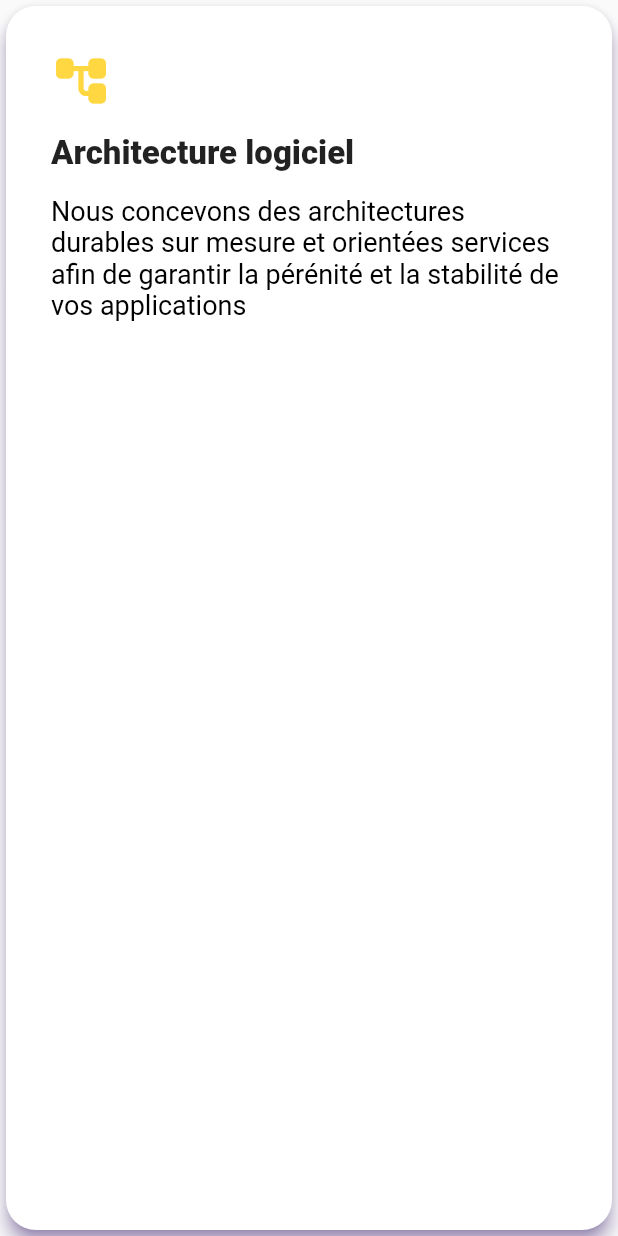
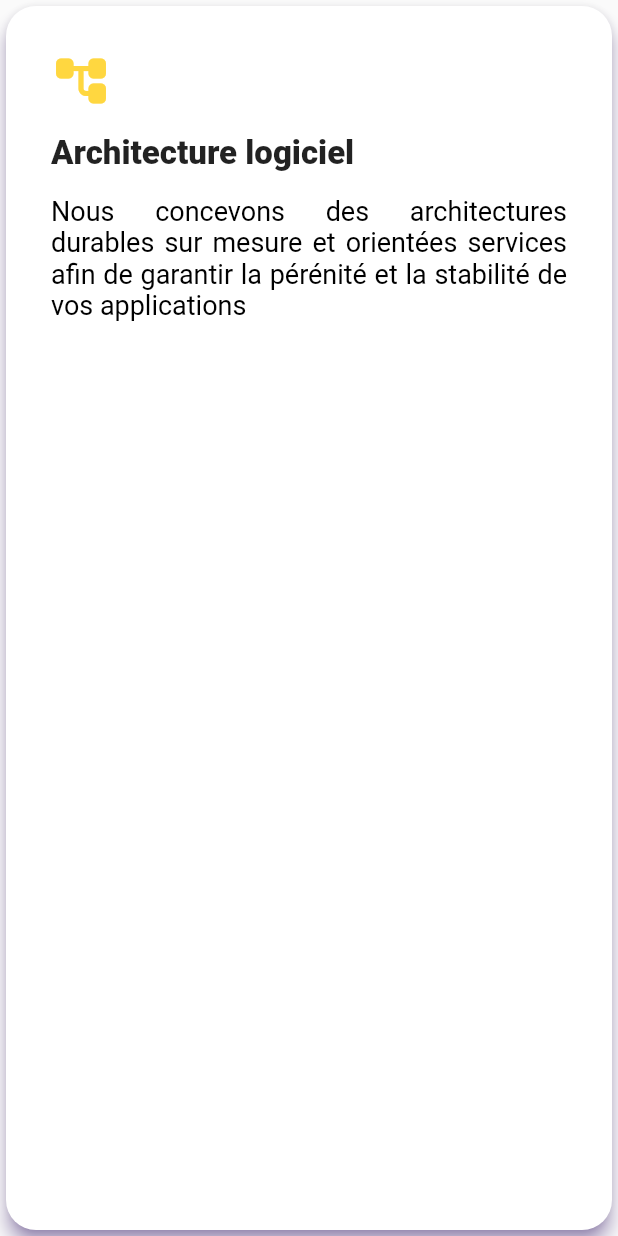
Before and after one commit to olivejp/deveo_website, a Flutter app: the BandCompetenceCard widget shown alone on an empty page, opened directly, on a phone screen of 412 x 824 dp. Run offline on Flutter 3.47's test engine with Material 2 defaults, Android fonts, the phone set to English and light mode, and no system bars; our stand-ins replace carousel_slider, dots_indicator, google_fonts, visibility_detector; missing offline and left inert: flutter_emoji.

Commit message:
Travail sur la partie Candidature.

```diff
--- /dev/null
+++ b/lib/painter/arc_paint.dart
@@ -0,0 +1,27 @@
+import 'package:flutter/material.dart';
+
+class ArcPaint extends CustomPainter {
+  ArcPaint({required this.color});
+
+  final Color color;
+
+  @override
+  void paint(Canvas canvas, Size size) {
+    var paint1 = Paint()
+      ..color = color
+      ..style = PaintingStyle.stroke
+      ..strokeWidth = 10;
+    Path path = Path();
+    path.moveTo(-10, size.height * 0.9);
+    path.quadraticBezierTo(size.width * 0.25, size.height * 0.65,
+        size.width * 0.5, size.height * 0.8);
+    path.quadraticBezierTo(size.width * 0.75, size.height * 0.95,
+        size.width * 1.0, size.height * 0.7);
+    canvas.drawPath(path, paint1);
+  }
+
+  @override
+  bool shouldRepaint(covariant CustomPainter oldDelegate) {
+    return true;
+  }
+}
--- a/lib/painter/circle_draw.dart
+++ b/lib/painter/circle_draw.dart
@@ -17,6 +17,6 @@ class CircleDraw extends CustomPainter {
 
   @override
   bool shouldRepaint(covariant CustomPainter oldDelegate) {
-    return true;
+    return false;
   }
 }
--- a/lib/widget/band_competence_card.dart
+++ b/lib/widget/band_competence_card.dart
@@ -44,6 +44,7 @@ class BandCompetenceCard extends StatelessWidget {
               Text(
                 description,
                 style: Theme.of(context).textTheme.bodyText2,
+                textAlign: TextAlign.justify,
               ),
             ],
           ),
--- a/lib/widget/band_presentation.dart
+++ b/lib/widget/band_presentation.dart
@@ -1,5 +1,6 @@
 import 'package:deveo_site_web/notifier/change_layout_notifier.dart';
 import 'package:deveo_site_web/notifier/on_candidate_clik_notifier.dart';
+import 'package:deveo_site_web/painter/arc_paint.dart';
 import 'package:deveo_site_web/painter/circle_draw.dart';
 import 'package:deveo_site_web/widget/layout_horizontal_padding.dart';
 import 'package:flutter/material.dart';
@@ -47,6 +48,11 @@ class _BandPresentationState extends State<BandPresentation>
             children: [
               Positioned.fill(
                 child: Container(),
+              ),
+              Positioned.fill(
+                left: 0,
+                right: 0,
+                child: Arc(),
               ),
               Positioned.fill(
                 left: _animation!.value,
@@ -192,3 +198,14 @@ class Circle extends StatelessWidget {
     );
   }
 }
+
+class Arc extends StatelessWidget {
+  const Arc({Key? key}) : super(key: key);
+
+  @override
+  Widget build(BuildContext context) {
+    return CustomPaint(
+      painter: ArcPaint(color: Colors.amberAccent),
+    );
+  }
+}
--- a/lib/widget/band_resources.dart
+++ b/lib/widget/band_resources.dart
@@ -31,7 +31,7 @@ class BandResources extends StatelessWidget {
             description: "Premier employé et premier associé de DEVEO.",
           ),
           BandResourceCard(
-            assetImage: "assets/jp.png",
+            assetImage: "assets/jp.jpeg",
             nom: parser.emojify("Jean Paul OLIVE :olive:"),
             description: "Troisième et dernier associé de DEVEO.",
           ),
```
Also changed, not shown: lib/main.dart (+6 -1 lines), lib/widget/band_candidater.dart (+79 -50 lines), lib/widget/band_temoignages.dart (+25 -8 lines).
